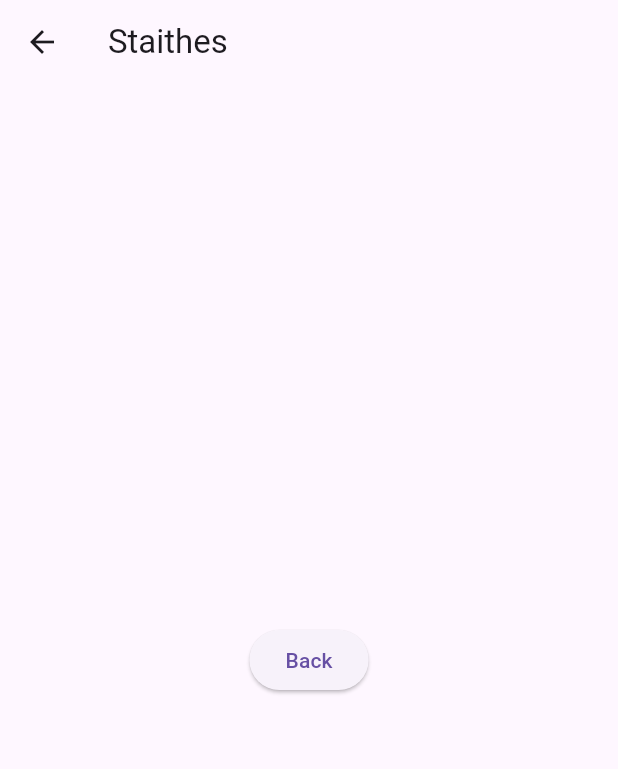
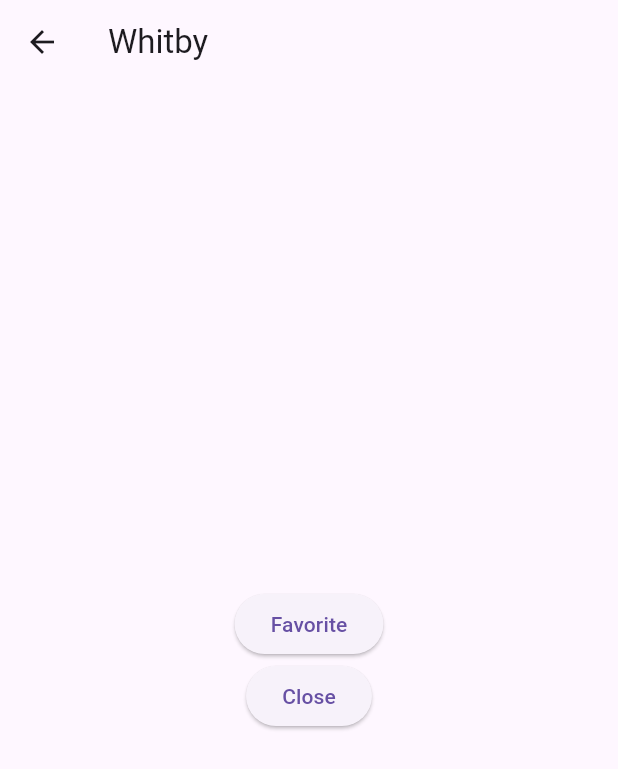
Before and after one commit to carlware/fb3_chap5, a Flutter app: the screen it shows after launch, after a tap on "Press this", on a phone screen of 412 x 824 dp. Shown: the top 769 px of the screen. Run offline on Flutter 3.47's test engine with Material 3 defaults, Android fonts, the light colour scheme and no system bars.

Commit message:
add basic result

```diff
--- a/lib/main.dart
+++ b/lib/main.dart
@@ -66,8 +66,15 @@ class _MyHomePageState extends State<MyHomePage> {
             ),
             ElevatedButton(
               child: Text('Press this'),
-              onPressed: () {
-                Navigator.of(context).pushNamed("/destination", arguments: "Staithes");
+              onPressed: () async {
+                bool? outcome = await Navigator.of(context).push(
+                  MaterialPageRoute(builder: (context) {
+                    return DestinationDetails(title: "Whitby");
+                  }),
+                );
+                ScaffoldMessenger.of(context).showSnackBar(
+                  SnackBar(content: Text("Favorite: $outcome")),
+                );
               },
             ),
           ],
@@ -92,12 +99,23 @@ class DestinationDetails extends StatelessWidget {
     return Scaffold(
       appBar: AppBar(title: Text(title)),
       body: Center(
-        child: ElevatedButton(
-          child: Text("Back"),
-          onPressed: () {
-            Navigator.of(context).pop();
-          },
-        ),
+        child: Column(
+          mainAxisAlignment: MainAxisAlignment.center,
+          children: [
+            ElevatedButton(
+              child: Text('Favorite'),
+              onPressed: () {
+                Navigator.of(context).pop(true);
+              },
+            ),
+            ElevatedButton(
+              child: Text("Close"),
+              onPressed: () {
+                Navigator.of(context).pop(false);
+              },
+            ),
+          ],
+        )
       ),
     );
   }
```
